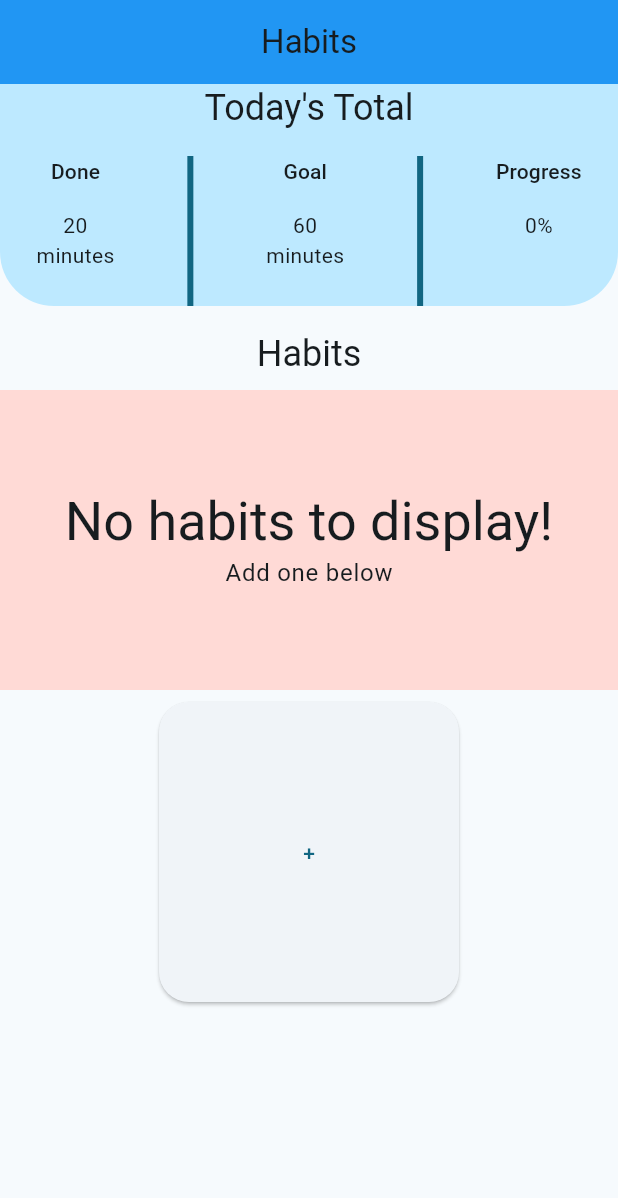
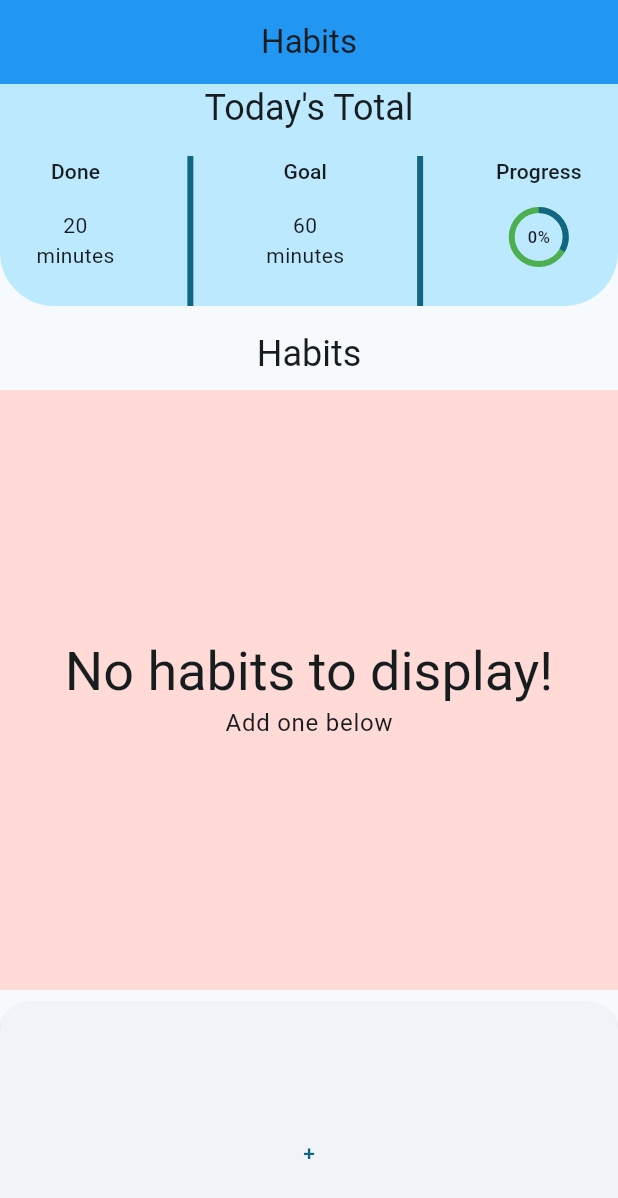
Before and after one commit to aJoph/HabitTimers, a Flutter app: the screen it shows after launch, on a phone screen of 412 x 824 dp. Shown: the top 1198 px of the screen. Run offline on Flutter 3.47's test engine with Material 2 defaults, Android fonts, the light colour scheme and no system bars; our stand-ins replace flutter_hooks, hooks_riverpod.

Commit message:
Created new components to populate pages. Clockface and TwinButton

```diff
--- /dev/null
+++ b/lib/components/add_habit_button.dart
@@ -0,0 +1,38 @@
+import 'package:flutter/material.dart';
+import 'package:habit_timers/data/habit.dart';
+import 'package:habit_timers/pages/habits_page.dart';
+import 'package:habit_timers/providers/habits_provider.dart';
+import 'package:hooks_riverpod/hooks_riverpod.dart';
+
+class AddHabitButton extends HookConsumerWidget {
+  const AddHabitButton({
+    super.key,
+  });
+
+  @override
+  Widget build(BuildContext context, WidgetRef ref) {
+    return SizedBox(
+      width: 200,
+      height: 200,
+      child: ElevatedButton(
+        onPressed: () {
+          showDialog(
+              context: context,
+              builder: (context) {
+                return AddHabitDialog();
+              }).then((value) => switch (
+                  value) {
+                Habit toAdd =>
+                  ref.read(habitsProvider.notifier).addHabit(toAdd),
+                _ => null
+              });
+        },
+        style: const ButtonStyle(
+          shape: MaterialStatePropertyAll(RoundedRectangleBorder(
+              borderRadius: BorderRadius.all(Radius.circular(20)))),
+        ),
+        child: const Text("+"),
+      ),
+    );
+  }
+}
--- /dev/null
+++ b/lib/components/habits_feed.dart
@@ -0,0 +1,43 @@
+import 'package:flutter/material.dart';
+import 'package:habit_timers/definitions.dart';
+import 'package:habit_timers/providers/habits_provider.dart';
+import 'package:hooks_riverpod/hooks_riverpod.dart';
+
+import 'habit_card.dart';
+
+class HabitsFeed extends HookConsumerWidget {
+  final Color? backgroundColor;
+  const HabitsFeed({super.key, this.backgroundColor});
+
+  @override
+  Widget build(BuildContext context, WidgetRef ref) {
+    final habits = ref.watch(habitsProvider);
+
+    if (habits.isEmpty) {
+      return Container(
+        width: double.infinity,
+        color: context.colorScheme.errorContainer,
+        child: Column(
+          mainAxisAlignment: MainAxisAlignment.center,
+          children: [
+            Text(
+              "No habits to display!",
+              style: context.textTheme.displaySmall,
+            ),
+            Text("Add one below", style: context.textTheme.bodyLarge)
+          ],
+        ),
+      );
+    }
+
+    return Material(
+      color: backgroundColor,
+      child: ListView.builder(
+        itemCount: habits.length,
+        itemBuilder: (context, i) {
+          return HabitCard(data: habits[i]);
+        },
+      ),
+    );
+  }
+}
--- a/lib/components/todays_metrics.dart
+++ b/lib/components/todays_metrics.dart
@@ -8,12 +8,13 @@ class TodaysMetrics extends StatelessWidget {
 
   /// How to display.
   final TimeUnits units;
-  const TodaysMetrics(
-      {super.key,
-      required this.seconds,
-      required this.targetSeconds,
-      this.units = TimeUnits.minute,
-      this.backgroundColor});
+  const TodaysMetrics({
+    super.key,
+    required this.seconds,
+    required this.targetSeconds,
+    this.units = TimeUnits.minute,
+    this.backgroundColor,
+  });
 
   @override
   Widget build(BuildContext context) {
@@ -34,6 +35,8 @@ class TodaysMetrics extends StatelessWidget {
         width: 4,
       ),
     );
+
+    final percentageString = "${(seconds / targetSeconds).toStringAsFixed(0)}%";
     return SizedBox(
       height: 100,
       child: Row(
@@ -74,7 +77,19 @@ class TodaysMetrics extends StatelessWidget {
                 style: typography.labelLarge,
               ),
               const SizedBox(height: 16),
-              Text("${(seconds / targetSeconds).toStringAsFixed(0)}%")
+              Stack(alignment: Alignment.center, children: [
+                Text(
+                  percentageString,
+                  textAlign: TextAlign.center,
+                  style: context.textTheme.labelSmall,
+                ),
+                CircularProgressIndicator(
+                  semanticsLabel: "Progress in habit.",
+                  semanticsValue: percentageString,
+                  value: seconds / targetSeconds,
+                  backgroundColor: Colors.green,
+                ),
+              ]),
             ],
           )
         ],
--- a/lib/pages/habits_page.dart
+++ b/lib/pages/habits_page.dart
@@ -1,13 +1,14 @@
 import 'dart:math';
 
 import 'package:flutter/material.dart';
-import 'package:habit_timers/components/habit_card.dart';
+import 'package:habit_timers/components/habits_feed.dart';
 import 'package:habit_timers/components/todays_metrics.dart';
 import 'package:habit_timers/data/habit.dart';
 import 'package:habit_timers/definitions.dart';
-import 'package:habit_timers/providers/habits_provider.dart';
 import 'package:hooks_riverpod/hooks_riverpod.dart';
 import 'package:flutter_hooks/flutter_hooks.dart';
+
+import '../components/add_habit_button.dart';
 
 class HabitsPage extends HookConsumerWidget {
   const HabitsPage({
@@ -16,7 +17,7 @@ class HabitsPage extends HookConsumerWidget {
 
   @override
   Widget build(BuildContext context, WidgetRef ref) {
-    return Column(
+    return ListView(
       children: [
         Material(
           borderRadius: const BorderRadius.only(
@@ -43,48 +44,16 @@ class HabitsPage extends HookConsumerWidget {
         Text(
           "Habits",
           style: context.textTheme.headlineSmall,
+          textAlign: TextAlign.center,
         ),
         const SizedBox(height: 8),
         const SizedBox(
-          height: 200,
+          height: 400,
           child: HabitsFeed(),
         ),
         const SizedBox(height: 8),
         const AddHabitButton(),
       ],
-    );
-  }
-}
-
-class AddHabitButton extends HookConsumerWidget {
-  const AddHabitButton({
-    super.key,
-  });
-
-  @override
-  Widget build(BuildContext context, WidgetRef ref) {
-    return SizedBox(
-      width: 200,
-      height: 200,
-      child: ElevatedButton(
-        onPressed: () {
-          showDialog(
-              context: context,
-              builder: (context) {
-                return AddHabitDialog();
-              }).then((value) => switch (
-                  value) {
-                Habit toAdd =>
-                  ref.read(habitsProvider.notifier).addHabit(toAdd),
-                _ => null
-              });
-        },
-        style: const ButtonStyle(
-          shape: MaterialStatePropertyAll(RoundedRectangleBorder(
-              borderRadius: BorderRadius.all(Radius.circular(20)))),
-        ),
-        child: const Text("+"),
-      ),
     );
   }
 }
@@ -220,38 +189,3 @@ class AddHabitDialog extends HookConsumerWidget {
         ));
   }
 }
-
-class HabitsFeed extends HookConsumerWidget {
-  const HabitsFeed({
-    super.key,
-  });
-
-  @override
-  Widget build(BuildContext context, WidgetRef ref) {
-    final habits = ref.watch(habitsProvider);
-
-    if (habits.isEmpty) {
-      return Container(
-        width: double.infinity,
-        color: context.colorScheme.errorContainer,
-        child: Column(
-          mainAxisAlignment: MainAxisAlignment.center,
-          children: [
-            Text(
-              "No habits to display!",
-              style: context.textTheme.displaySmall,
-            ),
-            Text("Add one below", style: context.textTheme.bodyLarge)
-          ],
-        ),
-      );
-    }
-
-    return ListView.builder(
-      itemCount: habits.length,
-      itemBuilder: (context, i) {
-        return HabitCard(data: habits[i]);
-      },
-    );
-  }
-}
```
Also changed, not shown: lib/components/clockface.dart (added, +49 -0 lines), lib/components/habit_card.dart (+18 -65 lines), lib/components/tweened_colored_card.dart (added, +53 -0 lines), lib/components/twin_button.dart (added, +58 -0 lines), lib/pages/habit_timer_page.dart (added, +59 -0 lines).
